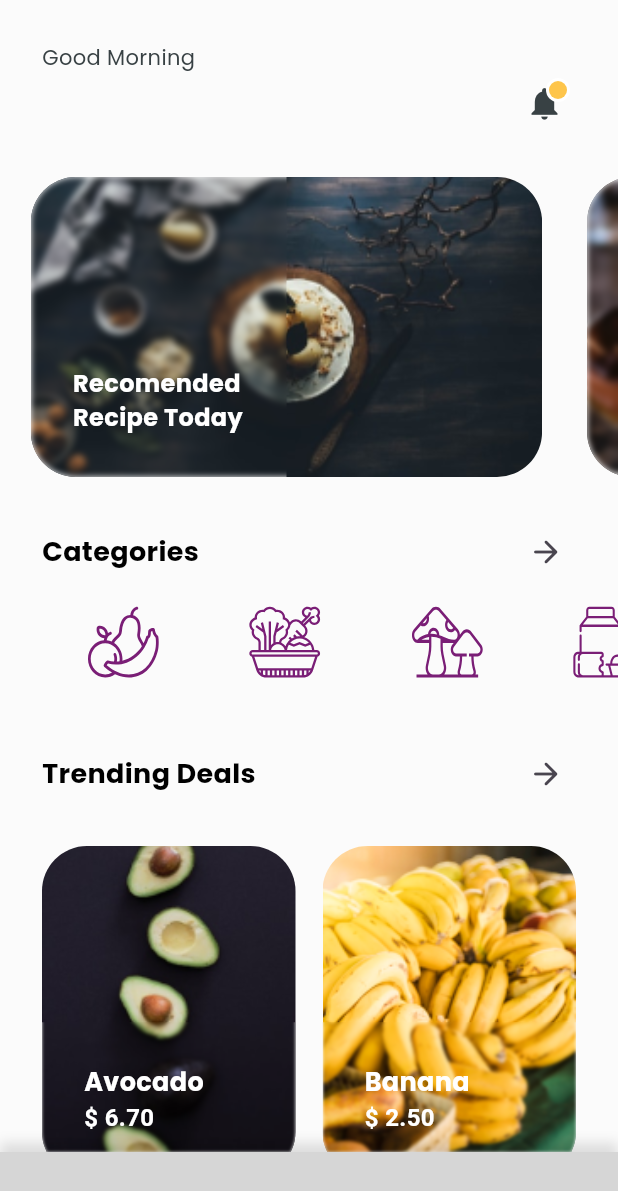
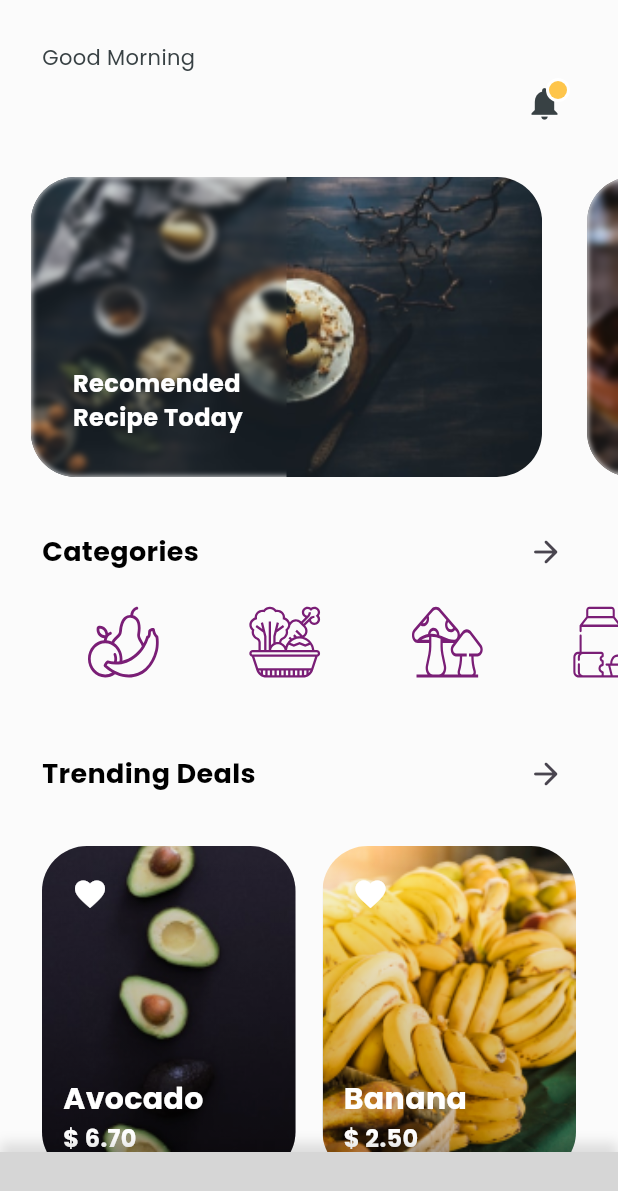
Before and after one commit to RoberRaf/pureminds-fresh_fruits, a Flutter app: the screen it shows after launch, on a phone screen of 412 x 824 dp. Shown: the top 1191 px of the screen. Run offline on Flutter 3.47's test engine with Material 3 defaults, Android fonts, the phone set to English and light mode, and no system bars; drawn by our look-alikes of carousel_slider; our stand-ins replace confetti, flutter_bloc, flutter_svg, fluttertoast, get_it, shared_preferences and 1 more; missing offline and left inert: bottom_bar_matu; accounts and stored records are empty; generated files the repository leaves out were written again; grey boxes are pictures that could not be loaded.

Commit message:
create favorite screen

```diff
--- a/lib/di.dart
+++ b/lib/di.dart
@@ -1,5 +1,4 @@
 import 'package:get_it/get_it.dart';
-import 'package:pure_minds/features/cart/cubit/cart_cubit.dart';
 import 'package:pure_minds/features/product/cubit/product_cubit.dart';
 import 'package:shared_preferences/shared_preferences.dart';
 
@@ -13,5 +12,4 @@ Future init() async {
 
   // Cubits
   di.registerCachedFactoryParam<ProductCubit, int, Null>((p1, p2) => ProductCubit(p1));
-  di.registerSingleton<CartCubit>(CartCubit());
 }
--- /dev/null
+++ b/lib/features/categories/view/widgets/product_grid_card.dart
@@ -0,0 +1,65 @@
+import 'package:flutter/material.dart';
+import 'package:pure_minds/config/localization/l10n/l10n.dart';
+import 'package:pure_minds/config/theming/theming.dart';
+import 'package:pure_minds/core/services/helpers.dart';
+import 'package:pure_minds/features/favorite/view/widgets/favorite_icon.dart';
+import 'package:pure_minds/features/product/data/product_model.dart';
+
+class ProductGridCard extends StatelessWidget {
+  const ProductGridCard({super.key, required this.prod});
+
+  final ProductModel prod;
+
+  @override
+  Widget build(BuildContext context) {
+    return DecoratedBox(
+      decoration: BoxDecoration(
+        borderRadius: AppConsts.defaultRadius,
+        image: DecorationImage(image: AssetImage(prod.image), fit: BoxFit.cover),
+      ),
+      child: DecoratedBox(
+        decoration: BoxDecoration(
+          borderRadius: AppConsts.defaultRadius,
+          gradient: const LinearGradient(
+            begin: Alignment.topCenter,
+            end: Alignment.bottomCenter,
+            colors: [
+              Colors.transparent,
+              Colors.black26,
+            ],
+          ),
+        ),
+        child: Stack(
+          children: [
+            Align(
+              alignment: Alignment.bottomLeft,
+              child: Padding(
+                padding: const EdgeInsets.all(14),
+                child: Column(
+                  crossAxisAlignment: CrossAxisAlignment.start,
+                  mainAxisSize: MainAxisSize.min,
+                  children: [
+                    Text(
+                      prod.name,
+                      style: TStyle.whiteBold(20),
+                    ),
+                    Text(
+                      Helpers.getProperPrice(prod.price),
+                      style: TStyle.whiteBold(16),
+                    ),
+                  ],
+                ),
+              ),
+            ),
+            Positioned(
+              top: 12,
+              left: L10n.isAr(context) ? null : 12,
+              right: L10n.isAr(context) ? 12 : null,
+              child: FavoriteIcon(prod: prod),
+            )
+          ],
+        ),
+      ),
+    );
+  }
+}
--- /dev/null
+++ b/lib/features/favorite/cubit/favorite_states.dart
@@ -0,0 +1,5 @@
+abstract class FavoriteStates {}
+
+class FavoriteInitialState extends FavoriteStates {}
+
+class FavoritesUpdatedState extends FavoriteStates {}
--- /dev/null
+++ b/lib/features/favorite/cubit/favorites_cubit.dart
@@ -0,0 +1,28 @@
+import 'package:flutter_bloc/flutter_bloc.dart';
+import 'package:pure_minds/features/favorite/cubit/favorite_states.dart';
+import 'package:pure_minds/features/product/data/product_model.dart';
+
+class FavoritesCubit extends Cubit<FavoriteStates> {
+  FavoritesCubit() : super(FavoriteInitialState());
+
+  final favoritesIDs = <int>{};
+  final favorties = <ProductModel>[];
+
+  bool addfavorite(ProductModel product) {
+    if (favoritesIDs.add(product.id)) {
+      favorties.add(product);
+      emit(FavoritesUpdatedState());
+      return true;
+    }
+    return false;
+  }
+
+  bool removeFavorite(int id) {
+    if (favoritesIDs.remove(id)) {
+      favorties.removeWhere((e) => e.id == id);
+      emit(FavoritesUpdatedState());
+      return true;
+    }
+    return false;
+  }
+}
--- /dev/null
+++ b/lib/features/favorite/view/widgets/favorite_icon.dart
@@ -0,0 +1,61 @@
+import 'package:flutter/material.dart';
+import 'package:flutter_bloc/flutter_bloc.dart';
+import 'package:pure_minds/config/theming/theming.dart';
+import 'package:pure_minds/features/favorite/cubit/favorites_cubit.dart';
+import 'package:pure_minds/features/product/data/product_model.dart';
+
+class FavoriteIcon extends StatefulWidget {
+  const FavoriteIcon({super.key, required this.prod});
+  final ProductModel prod;
+
+  @override
+  State<FavoriteIcon> createState() => _FavoriteIconState();
+}
+
+class _FavoriteIconState extends State<FavoriteIcon> with SingleTickerProviderStateMixin {
+  late Animation<double> animation;
+  late AnimationController controller;
+  late bool isFav;
+  late final FavoritesCubit cubit;
+  @override
+  void initState() {
+    cubit = context.read<FavoritesCubit>();
+
+    isFav = context.read<FavoritesCubit>().favoritesIDs.contains(widget.prod.id);
+    controller = AnimationController(duration: const Duration(milliseconds: 200), vsync: this);
+    animation = Tween<double>(begin: 1, end: 1.25).animate(controller);
+    super.initState();
+  }
+
+  @override
+  void dispose() {
+    controller.dispose();
+    super.dispose();
+  }
+
+  @override
+  Widget build(BuildContext context) {
+    return IconButton(
+      onPressed: () {
+        if (isFav ? cubit.removeFavorite(widget.prod.id) : cubit.addfavorite(widget.prod)) {
+          {
+            controller.forward().then((_) {
+              setState(() => isFav = !isFav);
+              controller.reverse();
+              controller.forward();
+              controller.reverse();
+            });
+          }
+        }
+      },
+      icon: ScaleTransition(
+        scale: animation,
+        child: Icon(
+          Icons.favorite,
+          color: isFav ? Co.red : Co.white,
+          size: 24,
+        ),
+      ),
+    );
+  }
+}
--- a/lib/features/home/widgets/trending_deals_widget.dart
+++ b/lib/features/home/widgets/trending_deals_widget.dart
@@ -1,10 +1,8 @@
-import 'dart:ui';
-
 import 'package:flutter/material.dart';
 import 'package:pure_minds/config/localization/l10n/l10n.dart';
 import 'package:pure_minds/config/theming/theming.dart';
 import 'package:pure_minds/core/resources/dummy_data.dart';
-import 'package:pure_minds/core/services/helpers.dart';
+import 'package:pure_minds/features/categories/view/widgets/product_grid_card.dart';
 import 'package:pure_minds/features/general_widgets/main_button.dart';
 
 class TrendingDealsWidget extends StatelessWidget {
@@ -35,59 +33,19 @@ class TrendingDealsWidget extends StatelessWidget {
           padding: AppConsts.defaultHorPadding,
           gridDelegate: const SliverGridDelegateWithMaxCrossAxisExtent(
             maxCrossAxisExtent: 220,
-            childAspectRatio: 1.15/ 1.5,
+            childAspectRatio: 1.15 / 1.5,
             crossAxisSpacing: 18,
             mainAxisSpacing: 18,
           ),
           itemBuilder: (context, index) {
             final product = DummyData.products[index];
             return InkWell(
-              onTap: () {},
-              child: ClipRRect(
-                borderRadius: AppConsts.defaultRadius,
-                child: DecoratedBox(
-                  decoration: BoxDecoration(
-                    image: DecorationImage(
-                      image: AssetImage(product.image),
-                      fit: BoxFit.cover,
-                    ),
-                  ),
-                  child: Column(
-                    mainAxisAlignment: MainAxisAlignment.end,
-                    crossAxisAlignment: CrossAxisAlignment.start,
-                    children: [
-                      const Flexible(child: SizedBox.shrink()),
-                      Flexible(
-                        // flex: 5,
-                        child: ClipRRect(
-                          child: BackdropFilter(
-                            filter: ImageFilter.blur(sigmaX: 1, sigmaY: 1),
-                            child: Padding(
-                              padding: AppConsts.defaultPadding,
-                              child: SizedBox(
-                                width: double.infinity,
-                                child: Text.rich(
-                                  TextSpan(
-                                    children: [
-                                      TextSpan(text: product.name),
-                                      const TextSpan(text: '\n'),
-                                      TextSpan(
-                                        text: Helpers.getProperPrice(product.price),
-                                        style: TStyle.whiteBold(16),
-                                      ),
-                                    ],
-                                  ),
-                                  style: TStyle.whiteBold(17),
-                                ),
-                              ),
-                            ),
-                          ),
-                        ),
-                      ),
-                    ],
-                  ),
-                ),
-              ),
+              onTap: () {
+                // AppConsts.mainLayoutNavigatorKey.currentContext?.myPushNamed(
+                //     MainLayoutNestedScreens.singleProduct,
+                //     arguments: {'prodId': product.id});
+              },
+              child: ProductGridCard(prod: product),
             );
           },
         ),
--- a/lib/features/main_layout/main_layout.dart
+++ b/lib/features/main_layout/main_layout.dart
@@ -3,7 +3,7 @@ import 'dart:io';
 import 'package:animations/animations.dart';
 import 'package:flutter/material.dart';
 import 'package:pure_minds/core/helpers/snackbars.dart';
-import 'package:pure_minds/features/categories/view/screens/catecory_navigator.dart';
+import 'package:pure_minds/features/categories/view/screens/category_navigator.dart';
 import 'package:pure_minds/features/home/home_screen.dart';
 import 'package:pure_minds/features/main_layout/main_bottom_nav_bar.dart';
 
@@ -24,7 +24,7 @@ class _MainLayoutState extends State<MainLayout> {
       case 0:
         return const HomeScreen(key: ValueKey(0));
       case 1:
-        return const CatecoryNavigator(key: ValueKey(1));
+        return const CategoryNavigator(key: ValueKey(1));
       case 2:
         return Container(key: const ValueKey(2), color: Colors.green);
       case 3:
--- a/lib/pure_minds_app.dart
+++ b/lib/pure_minds_app.dart
@@ -4,8 +4,8 @@ import 'package:pure_minds/config/localization/l10n/l10n.dart';
 import 'package:pure_minds/config/theming/theming.dart';
 import 'package:pure_minds/core/cubits/settings_cubit/settings_cubit.dart';
 import 'package:pure_minds/core/cubits/settings_cubit/settings_states.dart';
-import 'package:pure_minds/di.dart';
 import 'package:pure_minds/features/cart/cubit/cart_cubit.dart';
+import 'package:pure_minds/features/favorite/cubit/favorites_cubit.dart';
 import 'package:pure_minds/features/splash/splash_screen.dart';
 
 class PureMindsApp extends StatelessWidget {
@@ -16,7 +16,8 @@ class PureMindsApp extends StatelessWidget {
     return MultiBlocProvider(
       providers: [
         BlocProvider(create: (context) => SettingsCubit(), lazy: false),
-        BlocProvider(create: (context) => di<CartCubit>()),
+        BlocProvider(create: (context) => CartCubit()),
+        BlocProvider(create: (context) => FavoritesCubit()),
       ],
       child: Builder(
         builder: (ctx) => BlocBuilder<SettingsCubit, SettingsStates>(
```
Also changed, not shown: lib/core/services/helpers.dart (+10 -0 lines), lib/features/categories/view/screens/category_navigator.dart (renamed from lib/features/categories/view/screens/catecory_navigator.dart, +8 -15 lines), lib/features/categories/view/screens/category_screen.dart (renamed from lib/features/categories/view/screens/catecory_screen.dart, +2 -52 lines), lib/features/product/view/product_screen.dart (+10 -9 lines).
